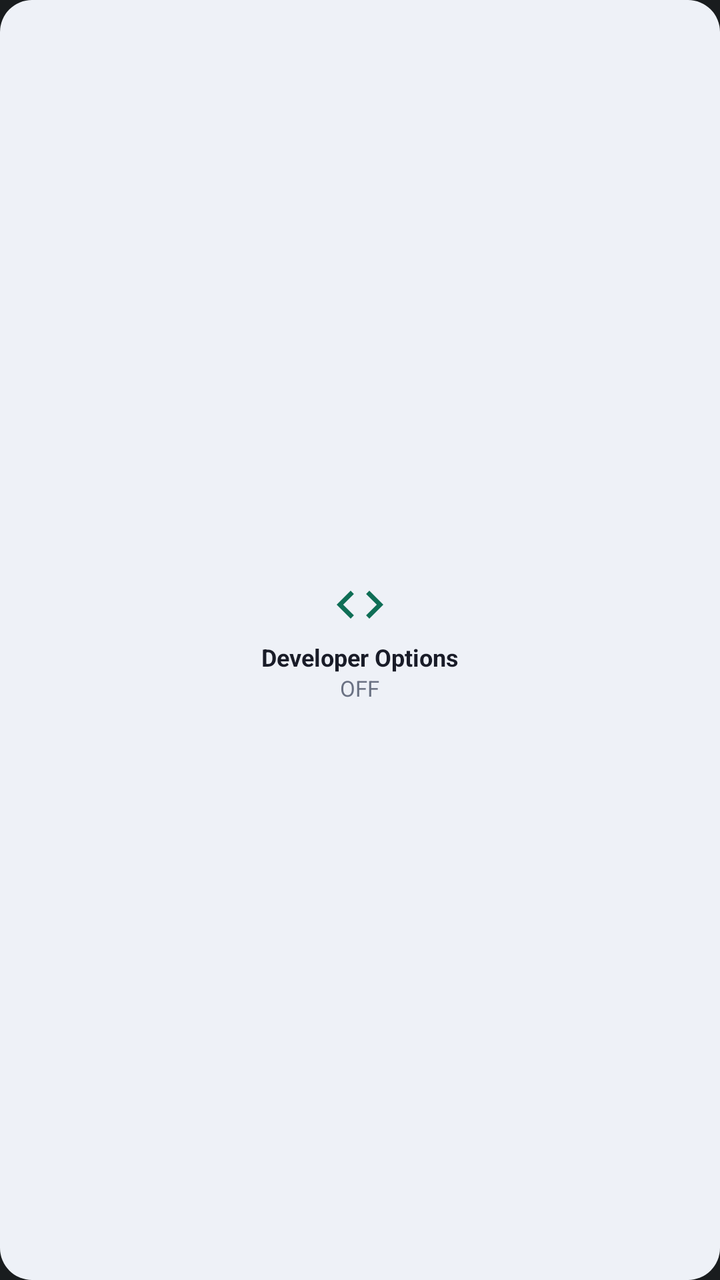
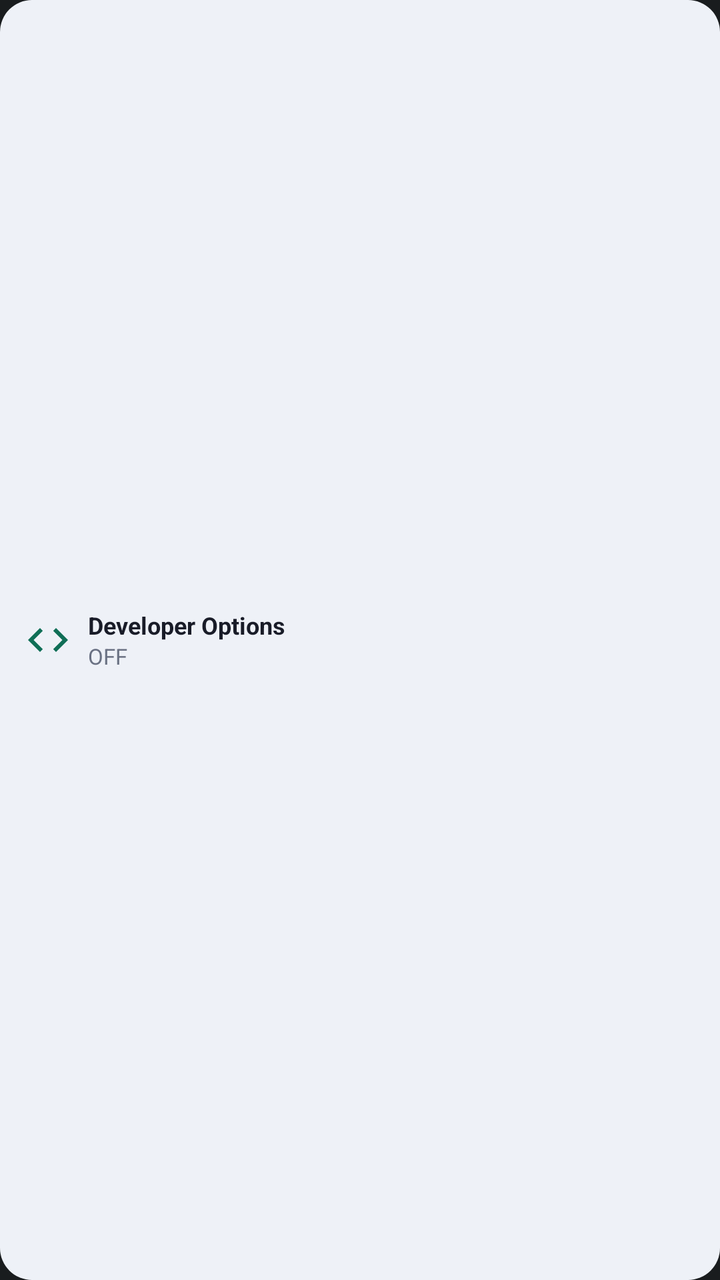

The first picture is an Android layout as it rendered before a commit; the second is the same layout after the commit. The layout source and the unified diff follow.
<!-- AndroidManifest.xml: application theme android:Theme.DeviceDefault.NoActionBar -->
<!-- res/layout/widget_preview_dev_options.xml -->
<?xml version="1.0" encoding="utf-8"?>
<LinearLayout xmlns:android="http://schemas.android.com/apk/res/android"
    android:layout_width="match_parent"
    android:layout_height="match_parent"
    android:background="@drawable/widget_preview_bg"
    android:gravity="center"
    android:orientation="vertical"
    android:padding="8dp">

    <ImageView
        android:layout_width="28dp"
        android:layout_height="28dp"
        android:contentDescription="@string/label_developer_options"
        android:src="@drawable/ic_dev_options"
        android:tint="#0F6E56" />

    <TextView
        android:layout_width="wrap_content"
        android:layout_height="wrap_content"
        android:layout_marginTop="4dp"
        android:text="@string/label_developer_options"
        android:textColor="#191C28"
        android:textSize="12sp"
        android:textStyle="bold" />

    <TextView
        android:layout_width="wrap_content"
        android:layout_height="wrap_content"
        android:text="@string/toggle_off"
        android:textColor="#6A7183"
        android:textSize="11sp" />
</LinearLayout>
<!-- resources referenced by this layout -->
<resources>
  <!-- drawable ic_dev_options (drawable) -->
  <vector xmlns:android="http://schemas.android.com/apk/res/android"
      android:width="24dp"
      android:height="24dp"
      android:viewportWidth="24"
      android:viewportHeight="24">
      <path
          android:fillColor="@android:color/white"
          android:pathData="M9.4,16.6L4.8,12l4.6,-4.6L8,6l-6,6 6,6 1.4,-1.4zM14.6,16.6L19.2,12l-4.6,-4.6L16,6l6,6 -6,6 -1.4,-1.4z" />
  </vector>
  <!-- drawable widget_preview_bg (drawable) -->
  <shape xmlns:android="http://schemas.android.com/apk/res/android"
      android:shape="rectangle">
      <corners android:radius="16dp" />
      <solid android:color="#FFEEF1F7" />
  </shape>
  <string name="label_developer_options">Developer Options</string>
  <string name="toggle_off">OFF</string>
</resources>

<!-- the commit's change to res/layout/widget_preview_dev_options.xml (unified diff, before → after) -->
@@ -3,30 +3,36 @@
     android:layout_width="match_parent"
     android:layout_height="match_parent"
     android:background="@drawable/widget_preview_bg"
-    android:gravity="center"
-    android:orientation="vertical"
-    android:padding="8dp">
+    android:gravity="center_vertical"
+    android:orientation="horizontal"
+    android:padding="12dp">
 
     <ImageView
-        android:layout_width="28dp"
-        android:layout_height="28dp"
+        android:layout_width="24dp"
+        android:layout_height="24dp"
         android:contentDescription="@string/label_developer_options"
         android:src="@drawable/ic_dev_options"
         android:tint="#0F6E56" />
 
-    <TextView
+    <LinearLayout
         android:layout_width="wrap_content"
         android:layout_height="wrap_content"
-        android:layout_marginTop="4dp"
-        android:text="@string/label_developer_options"
-        android:textColor="#191C28"
-        android:textSize="12sp"
-        android:textStyle="bold" />
+        android:layout_marginStart="8dp"
+        android:orientation="vertical">
 
-    <TextView
-        android:layout_width="wrap_content"
-        android:layout_height="wrap_content"
-        android:text="@string/toggle_off"
-        android:textColor="#6A7183"
-        android:textSize="11sp" />
+        <TextView
+            android:layout_width="wrap_content"
+            android:layout_height="wrap_content"
+            android:text="@string/label_developer_options"
+            android:textColor="#191C28"
+            android:textSize="12sp"
+            android:textStyle="bold" />
+
+        <TextView
+            android:layout_width="wrap_content"
+            android:layout_height="wrap_content"
+            android:text="@string/toggle_off"
+            android:textColor="#6A7183"
+            android:textSize="11sp" />
+    </LinearLayout>
 </LinearLayout>
